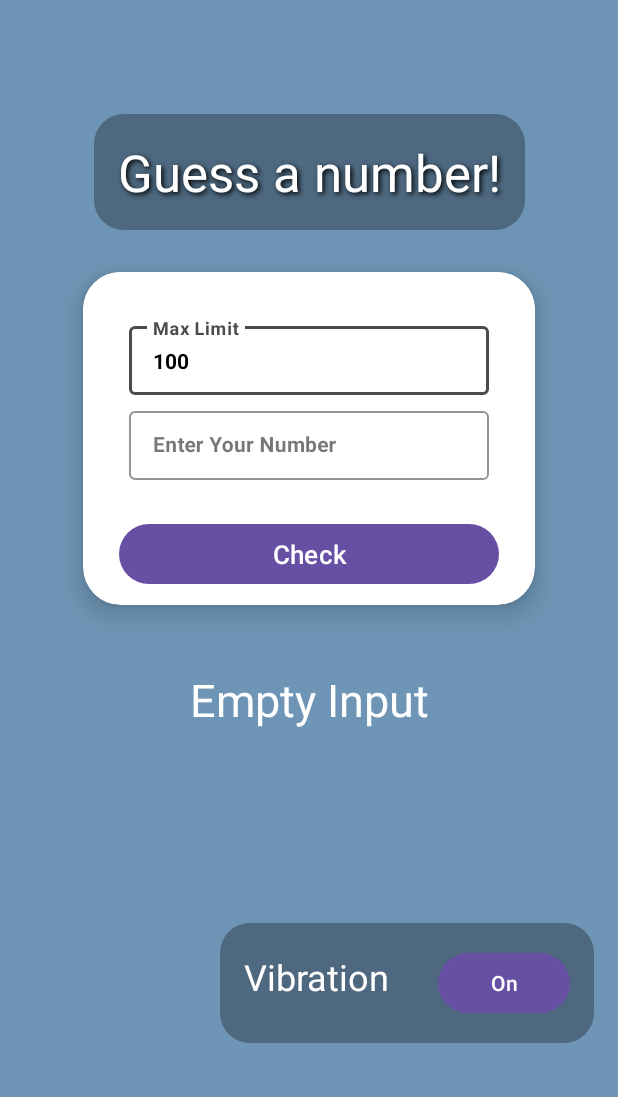
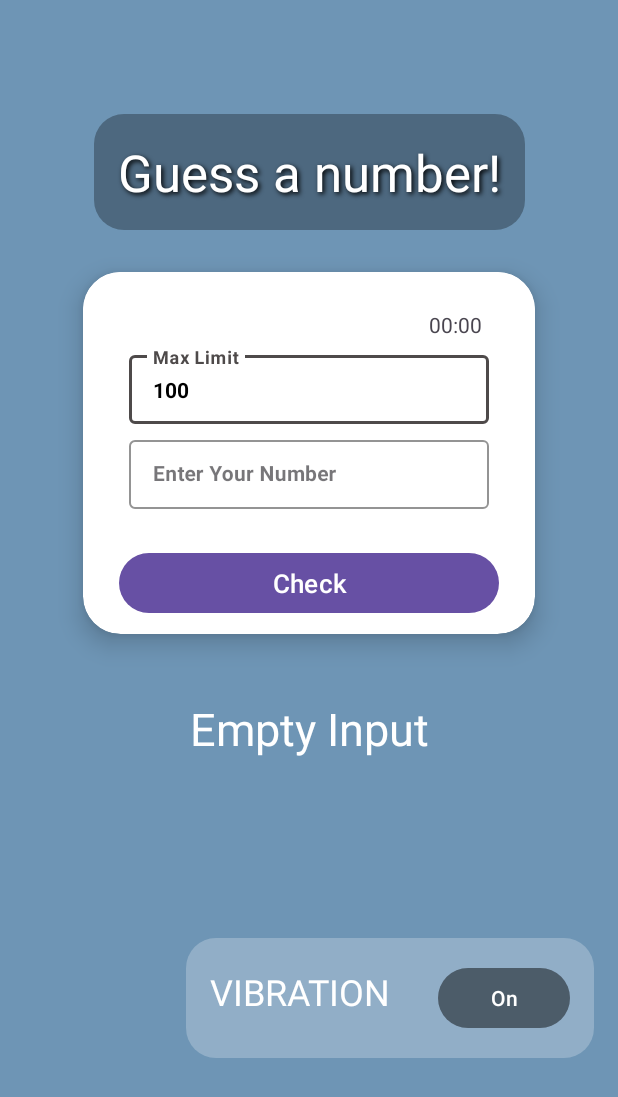
Before and after one commit to tanim494/Arcade-HUB, an Android app: the GuessTheNumber screen opened directly, with no data from a screen before it, after a tap on "Check", on a phone screen of 412 x 824 dp. Shown: the top 1097 px of the screen. Run offline under Robolectric (Android 15) with nearby library versions, the phone set to English and light mode, and no system bars.

Commit message:
Modification in GuessTheNumber and TicTacToe

```diff
--- a/app/src/main/java/com/tanim/arcadehub/AuthorActivity.java
+++ b/app/src/main/java/com/tanim/arcadehub/AuthorActivity.java
@@ -5,7 +5,6 @@ import android.content.Intent;
 import android.net.Uri;
 import android.os.Bundle;
 import android.widget.LinearLayout;
-import android.widget.TextView;
 import android.widget.Toast;
 
 import androidx.appcompat.app.AppCompatActivity;
--- a/app/src/main/java/com/tanim/arcadehub/GuessTheNumber.java
+++ b/app/src/main/java/com/tanim/arcadehub/GuessTheNumber.java
@@ -13,7 +13,6 @@ import android.view.animation.AnimationUtils;
 import android.widget.Button;
 import android.widget.EditText;
 import android.widget.TextView;
-import android.widget.Toast;
 
 import androidx.appcompat.app.AppCompatActivity;
 
@@ -39,7 +38,7 @@ public class GuessTheNumber extends AppCompatActivity {
         TextView res = findViewById(R.id.resultText);
 
         vibTog = findViewById(R.id.vibToggle);
-        preferences = PreferenceManager.getDefaultSharedPreferences(this);
+        preferences = getSharedPreferences(PREF_VIBRATION_ENABLED, Context.MODE_PRIVATE);
 
 
         AtomicBoolean isVibrationEnabled = new AtomicBoolean(preferences.getBoolean(PREF_VIBRATION_ENABLED, true));
@@ -77,9 +76,9 @@ public class GuessTheNumber extends AppCompatActivity {
                         check.setBackgroundTintList(ColorStateList.valueOf(Color.RED));
                         res.startAnimation(AnimationUtils.loadAnimation(GuessTheNumber.this, R.anim.shake));
                         if (computerGuess > userInput) {
-                            res.setText("Wrong, Number is higher");
+                            res.setText("Wrong, higher than " + userInput);
                         } else {
-                            res.setText("Wrong, Number is lower");
+                            res.setText("Wrong, lower than " + userInput);
                         }
                         tries++;
                     }
@@ -105,7 +104,7 @@ public class GuessTheNumber extends AppCompatActivity {
         if (vibrator != null && vibrator.hasVibrator()) {
             // Vibrate for 300 milliseconds
             if (Build.VERSION.SDK_INT >= Build.VERSION_CODES.O) {
-                vibrator.vibrate(VibrationEffect.createOneShot(100, 20));
+                vibrator.vibrate(VibrationEffect.createOneShot(100, 200));
             } else {
                 // Deprecated in API 26
                 vibrator.vibrate(100);
--- a/app/src/main/java/com/tanim/arcadehub/TicTacToe.java
+++ b/app/src/main/java/com/tanim/arcadehub/TicTacToe.java
@@ -124,7 +124,7 @@ public class TicTacToe extends AppCompatActivity {
         if (vibrator != null && vibrator.hasVibrator()) {
             // Vibrate for 300 milliseconds
             if (Build.VERSION.SDK_INT >= Build.VERSION_CODES.O) {
-                vibrator.vibrate(VibrationEffect.createOneShot(100, 20));
+                vibrator.vibrate(VibrationEffect.createOneShot(100, 200));
             } else {
                 // Deprecated in API 26
                 vibrator.vibrate(100);
--- a/app/src/main/res/layout/activity_guess_the_number.xml
+++ b/app/src/main/res/layout/activity_guess_the_number.xml
@@ -51,6 +51,14 @@
                 android:orientation="vertical"
                 android:layout_width="match_parent"
                 android:layout_height="wrap_content">
+
+                <TextView
+                    android:id="@+id/guessTimer"
+                    android:layout_width="wrap_content"
+                    android:layout_height="wrap_content"
+                    android:text="00:00"
+                    android:layout_gravity="end"
+                    android:layout_marginRight="10dp"/>
 
                 <com.google.android.material.textfield.TextInputLayout
                     android:hint="Max Limit"
@@ -138,6 +146,7 @@
         android:layout_height="wrap_content"
         android:orientation="horizontal"
         android:background="@drawable/grid_bg"
+        android:backgroundTint="#CBFFFFFF"
         android:layout_margin="16dp"
         app:layout_constraintBottom_toBottomOf="parent"
         app:layout_constraintEnd_toEndOf="parent"
@@ -147,6 +156,7 @@
             android:layout_width="wrap_content"
             android:layout_height="wrap_content"
             android:text="Vibration"
+            android:textAllCaps="true"
             android:textColor="@color/white"
             android:textSize="24sp"
             android:layout_margin="16dp"/>
@@ -154,6 +164,7 @@
             android:id="@+id/vibToggle"
             android:layout_width="wrap_content"
             android:layout_height="wrap_content"
+            android:backgroundTint="#46000000"
             android:layout_margin="16dp"/>
     </LinearLayout>
 
```
